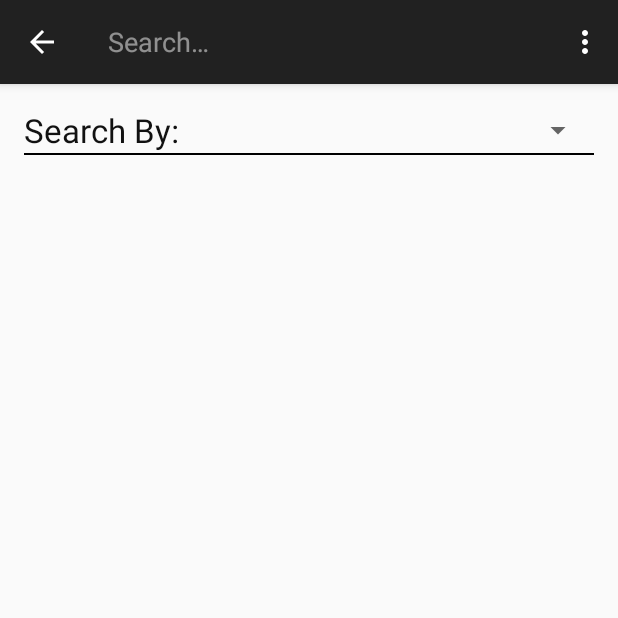
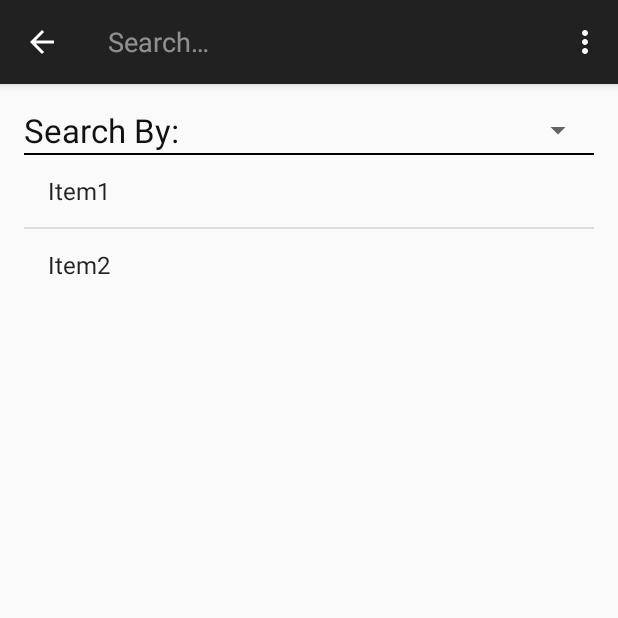
Before and after one commit to CMPUT301F15T10/Exchange, an Android app: the InventoryActivity screen opened directly, with no data from a screen before it, after a tap on "Search", on a phone screen of 412 x 824 dp, the top half of it. Run offline under Robolectric (Android 15) with nearby library versions, the phone set to English and light mode, and no system bars.

Commit message:
Fake data for inventory listview

```diff
--- a/app/src/main/java/cmput301exchange/exchange/Activities/InventoryActivity.java
+++ b/app/src/main/java/cmput301exchange/exchange/Activities/InventoryActivity.java
@@ -7,16 +7,38 @@ import android.os.Bundle;
 import android.support.v7.app.AppCompatActivity;
 import android.view.Menu;
 import android.view.MenuItem;
+import android.widget.ArrayAdapter;
+import android.widget.ListView;
 import android.widget.SearchView;
+
+import java.util.ArrayList;
+import java.util.List;
+
 import cmput301exchange.exchange.R;
 
 
 public class InventoryActivity extends AppCompatActivity {
 
+    private ListView lv;
+
+
     @Override
     protected void onCreate(Bundle savedInstanceState) {
         super.onCreate(savedInstanceState);
         setContentView(R.layout.activity_inventory);
+
+        lv = (ListView) findViewById(R.id.listView3);
+
+        List<String> person_list = new ArrayList<String>();
+        person_list.add("Item1");
+        person_list.add("Item2");
+
+        ArrayAdapter<String> arrayAdapter = new ArrayAdapter<String>(
+                this,
+                android.R.layout.simple_list_item_1,
+                person_list );
+
+        lv.setAdapter(arrayAdapter);
 
     }
 
```
